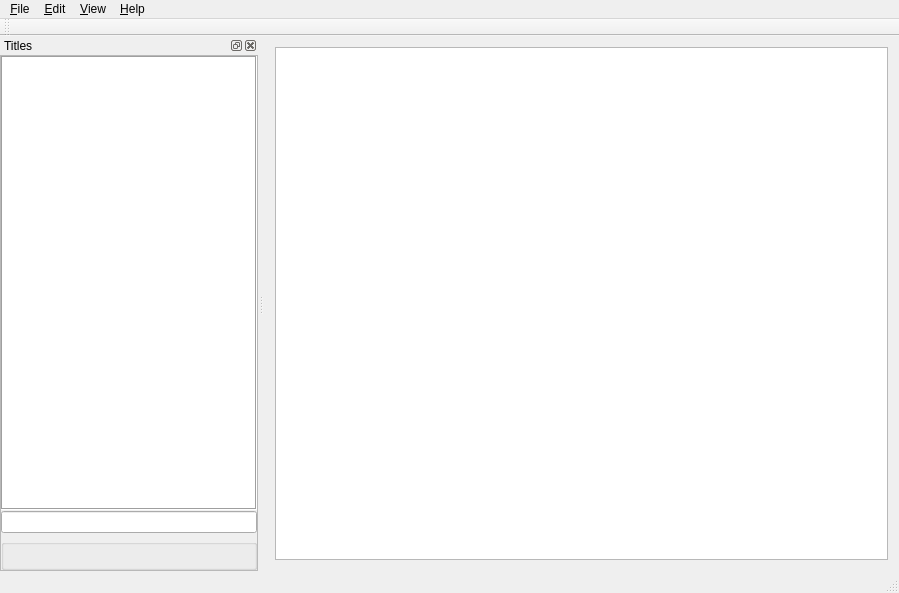
Above: mainwindow.ui from ijprest/GCDCollector before the change. Below: the same form after it.
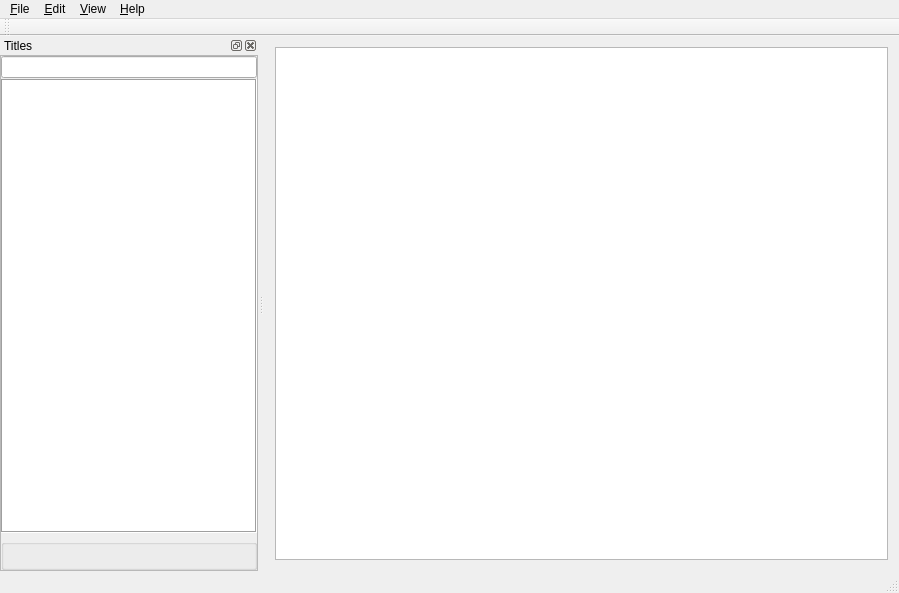
That is the form after the change. Custom widgets are drawn as their Qt base class.

```diff
--- a/mainwindow.ui
+++ b/mainwindow.ui
@@ -151,6 +151,9 @@
            <property name="margin">
             <number>0</number>
            </property>
+           <item>
+            <widget class="TimedLineEdit" name="filterEdit"/>
+           </item>
            <item>
             <widget class="SeriesList" name="comicTitles">
              <property name="frameShape">
@@ -200,9 +203,6 @@
              </attribute>
             </widget>
            </item>
-           <item>
-            <widget class="TimedLineEdit" name="filterEdit"/>
-           </item>
           </layout>
          </widget>
         </item>
```
Left out of the diff: 4 changed lines with no effect on the pictures.
